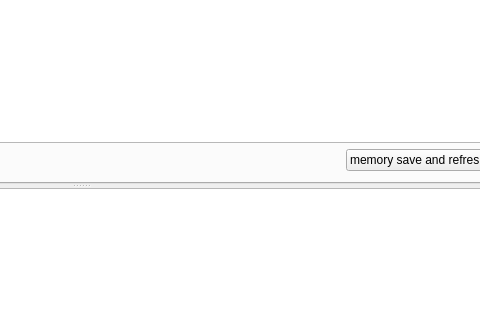
This is examples/qt/monitor/src/monitor.ui in jleahred/maiquel-toolkit-cpp as Qt 5 draws it before an edit; both pictures show x 439 to 919 and y 293 to 613 of the 1039 by 697 pixel window. The edited form follows.
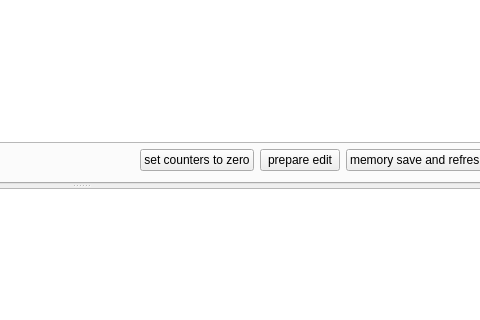
This is the edited form. The open tabs and pages were chosen to show the change. Custom widgets are drawn as their Qt base class.

Commit message: monitor  modif  highlight rules and alarms

The edit to the form file:
```diff
--- a/examples/qt/monitor/src/monitor.ui
+++ b/examples/qt/monitor/src/monitor.ui
@@ -325,6 +325,20 @@
              </property>
             </spacer>
            </item>
+           <item>
+            <widget class="QPushButton" name="set_counters_to_zero">
+             <property name="text">
+              <string>set counters to zero</string>
+             </property>
+            </widget>
+           </item>
+           <item>
+            <widget class="QPushButton" name="prepare_edit">
+             <property name="text">
+              <string>prepare edit</string>
+             </property>
+            </widget>
+           </item>
            <item>
             <widget class="QPushButton" name="mem_save_refresh">
              <property name="text">
```
Left out of the diff: 5 changed lines with no effect on the pictures. The commit also changes 12 other files.
